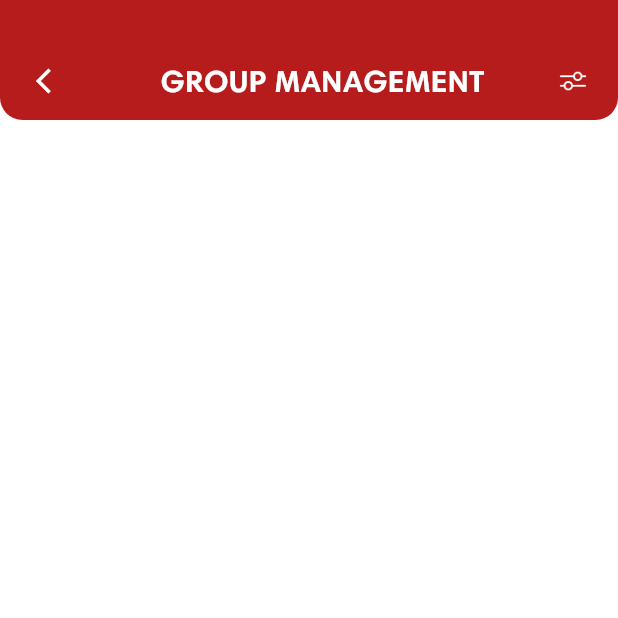
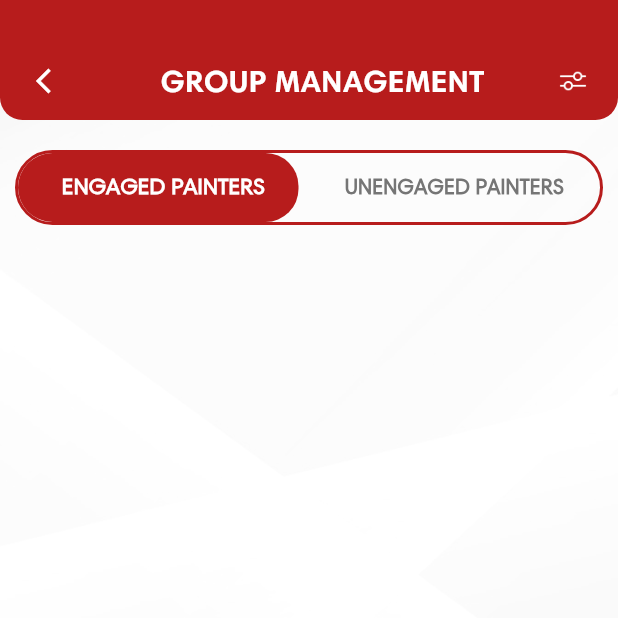
Before and after one commit to syedrehan46/Maple-Leaf, a Flutter app: the GroupManagementView screen opened directly, on a phone screen of 412 x 824 dp, the top half of it. Run offline on Flutter 3.47's test engine with Material 3 defaults, Android fonts, the phone set to English and light mode, and no system bars; our stand-ins replace device_info_plus, firebase_core, flutter_easyloading, flutter_screenutil, flutter_svg, get and 3 more; accounts and stored records are empty.

Commit message:
fix 5 Add Tab bar in IS scrren and make it faster in PE section also

```diff
--- a/lib/view/Group Management/group_management_view.dart
+++ b/lib/view/Group Management/group_management_view.dart
@@ -5,13 +5,161 @@ import 'package:mapleleaf/utils/app_fonts.dart';
 
 import '../../utils/custom widgets/custom_appbar.dart';
 
-class GroupManagementView extends StatelessWidget {
+class GroupManagementView extends StatefulWidget {
   const GroupManagementView({super.key});
+  @override
+  State<GroupManagementView> createState() => _GroupManagementViewState();
+}
+
+class _GroupManagementViewState extends State<GroupManagementView> with SingleTickerProviderStateMixin {
+  late TabController _tabController;
+  final RxInt selectedIndex = 0.obs;
+
+  @override
+  void initState() {
+    super.initState();
+    _tabController = TabController(length: 2, vsync: this);
+
+    // Add listener to force rebuild on animation changes for smooth transitions
+    _tabController.animation!.addListener(() {
+      setState(() {});
+    });
+  }
+
+  @override
+  void dispose() {
+    _tabController.dispose();
+    super.dispose();
+  }
 
   @override
   Widget build(BuildContext context) {
-    return  Scaffold(
-      body: CustomAppbar(title: 'GROUP MANAGEMENT',timeLocationIsVisible: true,),
+    final media = MediaQuery.of(context).size;
+    final animationValue = _tabController.animation?.value ?? 0.0;
+
+    return Scaffold(
+      backgroundColor: Colors.transparent, // Make the scaffold transparent
+      body: Stack(
+        children: [
+          // Background Image - Full screen
+          Positioned.fill(
+            child: Container(
+              decoration: const BoxDecoration(
+                image: DecorationImage(
+                  image: AssetImage("assets/images/menu_bg.png"),
+                  fit: BoxFit.cover,
+                ),
+              ),
+            ),
+          ),
+
+          // Foreground Content
+          Column(
+            children: [
+              CustomAppbar(title: 'GROUP MANAGEMENT', timeLocationIsVisible: true),
+              const SizedBox(height: 20),
+
+              // TabBar with animated slider
+              Padding(
+                padding: const EdgeInsets.symmetric(horizontal: 10),
+                child: Container(
+                  height: 50,
+                  width: media.width,
+                  decoration: BoxDecoration(
+                    border: Border.all(color: AppColors.redColor, width: 2),
+                    borderRadius: BorderRadius.circular(30),
+                  ),
+                  child: ClipRRect(
+                    borderRadius: BorderRadius.circular(28),
+                    child: Stack(
+                      children: [
+                        // Animated indicator that follows the tab selection
+                        AnimatedBuilder(
+                          animation: _tabController.animation!,
+                          builder: (context, _) {
+                            return Positioned(
+                              left: MediaQuery.of(context).size.width * 0.5 * animationValue - 5,
+                              right: MediaQuery.of(context).size.width * 0.5 * (1 - animationValue) - 5,
+                              top: 0,
+                              bottom: 0,
+                              child: Container(
+                                decoration: BoxDecoration(
+                                  color: AppColors.redColor,
+                                  borderRadius: BorderRadius.circular(22),
+                                ),
+                              ),
+                            );
+                          },
+                        ),
+
+                        // The actual TabBar with transparent indicator
+                        TabBar(
+                          controller: _tabController,
+                          indicator: const BoxDecoration(
+                            color: Colors.transparent,
+                          ),
+                          dividerColor: Colors.transparent,
+                          labelColor: Colors.white,
+                          unselectedLabelColor: Colors.grey.shade600,
+
+                          // Use MediaQuery for responsive font size
+                          labelStyle: TextStyle(
+                            fontWeight: FontWeight.bold,
+                            color: AppColors.blackColor,
+                            fontSize: MediaQuery.of(context).size.width * 0.036,
+                          ),
+
+                          unselectedLabelStyle: const TextStyle(
+                            fontWeight: FontWeight.bold,
+                            color: AppColors.blackColor,
+                          ),
+
+                          tabs: const [
+                            Tab(text: 'ENGAGED PAINTERS'),
+                            Tab(text: 'UNENGAGED PAINTERS'),
+                          ],
+                          labelPadding: const EdgeInsets.symmetric(horizontal: 4),
+                          tabAlignment: TabAlignment.fill,
+
+                          // Optional: Make tab transitions smoother
+                        ),
+                      ],
+                    ),
+                  ),
+                ),
+              ),
+
+              // TabBarView - Content Area
+              Expanded(
+                child: TabBarView(
+                  controller: _tabController,
+                  physics: BouncingScrollPhysics(
+                      parent: AlwaysScrollableScrollPhysics()
+                  ),
+                  children: [
+                    // Engaged Painters Tab Content
+                    // Replace with your actual content widget or builder
+                    Center(
+                      child: Text(
+                        '',
+
+                      ),
+                    ),
+
+                    // Unengaged Painters Tab Content
+                    // Replace with your actual content widget or builder
+                    Center(
+                      child: Text(
+                        '',
+                      ),
+                    ),
+                  ],
+                ),
+              ),
+            ],
+          ),
+        ],
+      ),
     );
   }
 }
--- a/lib/view/painter engagement/painter_engagement_view.dart
+++ b/lib/view/painter engagement/painter_engagement_view.dart
@@ -98,23 +98,33 @@ class _PainterEngagementViewState extends State<PainterEngagementView> with Sing
                         TabBar(
                           controller: _tabController,
                           indicator: const BoxDecoration(
-                            // Making the indicator transparent since we're using our custom background
                             color: Colors.transparent,
                           ),
                           dividerColor: Colors.transparent,
                           labelColor: Colors.white,
                           unselectedLabelColor: Colors.grey.shade600,
-                          labelStyle: const TextStyle(fontWeight: FontWeight.bold),
-                          unselectedLabelStyle: const TextStyle(fontWeight: FontWeight.bold),
+
+                          // 🔽 Use MediaQuery for responsive font size
+                          labelStyle: TextStyle(
+                            fontWeight: FontWeight.bold,
+                            color: AppColors.blackColor,
+                            fontSize: MediaQuery.of(context).size.width * 0.036, // Example: 3.5% of screen width
+                          ),
+
+                          unselectedLabelStyle: const TextStyle(
+                            fontWeight: FontWeight.bold,
+                            color: AppColors.blackColor,
+
+                          ),
+
                           tabs: const [
                             Tab(text: 'ENGAGED PAINTERS'),
                             Tab(text: 'UNENGAGED PAINTERS'),
                           ],
-                          // Adding padding to ensure text fits
                           labelPadding: const EdgeInsets.symmetric(horizontal: 4),
-                          // Ensure tabs have enough space
                           tabAlignment: TabAlignment.fill,
                         ),
+
                       ],
                     ),
                   ),
@@ -126,6 +136,9 @@ class _PainterEngagementViewState extends State<PainterEngagementView> with Sing
               Expanded(
 
                 child: TabBarView(
+                  physics: BouncingScrollPhysics(
+                    parent: AlwaysScrollableScrollPhysics()
+                  ),
                   controller: _tabController,
                   children: [
                     // Engaged Painters Tab
```
Also changed, not shown: 4 other files.
